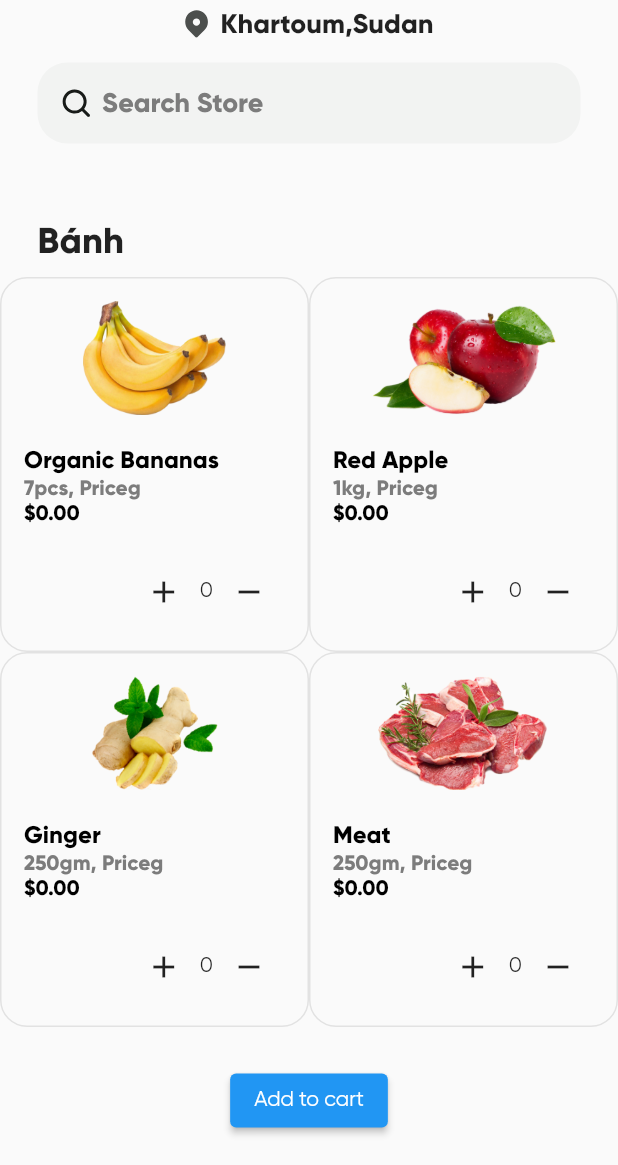
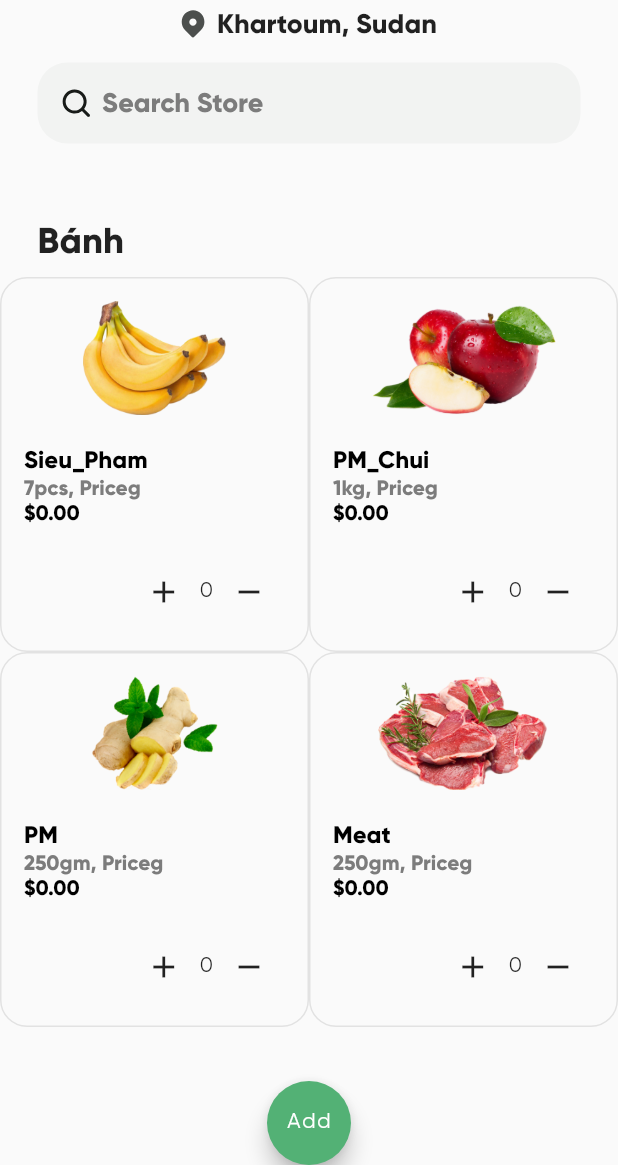
Before and after one commit to Man-Minh-PG/order_manager_android, a Flutter app: the HomeScreen screen opened directly, on a phone screen of 412 x 824 dp, the part 71-1236 px from its top. Run offline on Flutter 3.47's test engine with Material 2 defaults, Android fonts, the phone set to English and light mode, and no system bars; our stand-ins replace flutter_svg, sqflite; accounts and stored records are empty.

Commit message:
change button add - change title screen card

```diff
--- a/lib/models/grocery_item.dart
+++ b/lib/models/grocery_item.dart
@@ -21,25 +21,25 @@ class GroceryItem {
 var demoItems = [
   GroceryItem(
       id: 1,
-      name: "Organic Bananas",
+      name: "Sieu_Pham",
       description: "7pcs, Priceg",
       price: 4.99,
       imagePath: "assets/images/grocery_images/banana.png", orderQuantity: 0),
   GroceryItem(
       id: 2,
-      name: "Red Apple",
+      name: "PM_Chui",
       description: "1kg, Priceg",
       price: 4.99,
       imagePath: "assets/images/grocery_images/apple.png", orderQuantity: 0),
   GroceryItem(
       id: 3,
-      name: "Bell Pepper Red",
+      name: "PM_Trung",
       description: "1kg, Priceg",
       price: 4.99,
       imagePath: "assets/images/grocery_images/pepper.png", orderQuantity: 0),
   GroceryItem(
       id: 4,
-      name: "Ginger",
+      name: "PM",
       description: "250gm, Priceg",
       price: 4.99,
       imagePath: "assets/images/grocery_images/ginger.png", orderQuantity: 0),
--- a/lib/screens/cart/cart_screen.dart
+++ b/lib/screens/cart/cart_screen.dart
@@ -18,7 +18,7 @@ class CartScreen extends StatelessWidget {
                 height: 25,
               ),
               Text(
-                "My Cart",
+                "List Order",
                 style: TextStyle(fontSize: 20, fontWeight: FontWeight.bold),
               ),
               SizedBox(
--- a/lib/screens/home/home_screen.dart
+++ b/lib/screens/home/home_screen.dart
@@ -1,20 +1,15 @@
 import 'package:flutter/material.dart';
-import 'package:grocery_app/models/grocery_item.dart'; // Load default item
+import 'package:flutter_svg/flutter_svg.dart';
+import 'package:grocery_app/models/grocery_item.dart';
 import 'package:grocery_app/screens/product_details/product_details_screen.dart';
-// import 'package:grocery_app/styles/colors.dart';
-import 'package:flutter_svg/flutter_svg.dart';
 import 'package:grocery_app/widgets/grocery_item_card_widget.dart';
 import 'package:grocery_app/widgets/search_bar_widget.dart';
-
-// import 'grocery_featured_Item_widget.dart';
-// import 'home_banner_widget.dart';
 
 class HomeScreen extends StatefulWidget {
   @override
   _HomeScreenState createState() => _HomeScreenState();
 }
 
-// class HomeScreen extends StatelessWidget {
 class _HomeScreenState extends State<HomeScreen> {
   List<GroceryItem> selectedItems = [];
 
@@ -42,7 +37,6 @@ class _HomeScreenState extends State<HomeScreen> {
                   SizedBox(
                     height: 25,
                   ),
-                  // padded(HomeBanner()),
                   SizedBox(
                     height: 25,
                   ),
@@ -51,33 +45,22 @@ class _HomeScreenState extends State<HomeScreen> {
                   SizedBox(
                     height: 15,
                   ),
-                  // padded(subTitle("Món thêm")),
-                  // getHorizontalItemSlider(bestSelling), // Show list item2
-                  // SizedBox(
-                  //   height: 15,
-                  // ),
-                  // padded(subTitle("Groceries")), // manu sp khac
-                  // SizedBox(
-                  //   height: 15,
-                  // ),
-                  // Add button order
-                  ElevatedButton(
-                    onPressed: () {
-                    // Lọc danh sách các sản phẩm có orderQuantity > 0
-                      setState(() {
-                        List<GroceryItem> selectedItems = demoItems
-                      .where((item) => item.orderQuantity > 0)
-                      .toList();
-                      });
-                    },
-                    child: Text("Add to cart")
-                  )
                 ],
               ),
             ),
           ),
         ),
       ),
+      floatingActionButton: FloatingActionButton(
+        onPressed: () {
+          setState(() {
+            List<GroceryItem> selectedItems = demoItems.where((item) => item.orderQuantity > 0).toList();
+            print(selectedItems);
+          });
+        },
+        child: Text("Add")
+      ),
+      floatingActionButtonLocation: FloatingActionButtonLocation.centerDocked,
     );
   }
 
@@ -88,12 +71,12 @@ class _HomeScreenState extends State<HomeScreen> {
     );
   }
 
-  Widget getHorizontalItemSlider(List<GroceryItem> items) { // Function get list product
+  Widget getHorizontalItemSlider(List<GroceryItem> items) {
     return Container(
       margin: EdgeInsets.symmetric(vertical: 10),
       height: 500, // Set an appropriate height for your container
       child: SingleChildScrollView(
-      child: Column( // Thay vì sử dụng Row, sử dụng Column
+        child: Column(
           children: List.generate((items.length / 2).ceil(), (rowIndex) {
             int startIndex = rowIndex * 2;
             int endIndex = (rowIndex + 1) * 2;
@@ -121,19 +104,19 @@ class _HomeScreenState extends State<HomeScreen> {
     );
   }
 
-
-  void onItemClicked(BuildContext context, GroceryItem groceryItem) { // Function on click -> pagination data to screen product detail
+  void onItemClicked(BuildContext context, GroceryItem groceryItem) {
     Navigator.push(
       context,
       MaterialPageRoute(
         builder: (context) => ProductDetailsScreen(
           groceryItem,
           heroSuffix: "home_screen",
-              )),
+        ),
+      ),
     );
   }
 
-  Widget subTitle(String text) { // Funtion show infomation text order
+  Widget subTitle(String text) {
     return Row(
       children: [
         Text(
@@ -141,18 +124,11 @@ class _HomeScreenState extends State<HomeScreen> {
           style: TextStyle(fontSize: 24, fontWeight: FontWeight.bold),
         ),
         Spacer(),
-        // Text(
-        //   "See All",
-        //   style: TextStyle(
-        //       fontSize: 18,
-        //       fontWeight: FontWeight.bold,
-        //       color: AppColors.primaryColor),
-        // ),
       ],
     );
   }
 
-  Widget locationWidget() { // Funtion show location data
+  Widget locationWidget() {
     String locationIconPath = "assets/icons/location_icon.svg";
     return Row(
       mainAxisAlignment: MainAxisAlignment.center,
@@ -164,11 +140,10 @@ class _HomeScreenState extends State<HomeScreen> {
           width: 8,
         ),
         Text(
-          "Khartoum,Sudan",
+          "Khartoum, Sudan",
           style: TextStyle(fontSize: 18, fontWeight: FontWeight.bold),
         )
       ],
     );
   }
-
 }
```
Lines whose indentation alone changed are shown as unchanged.
